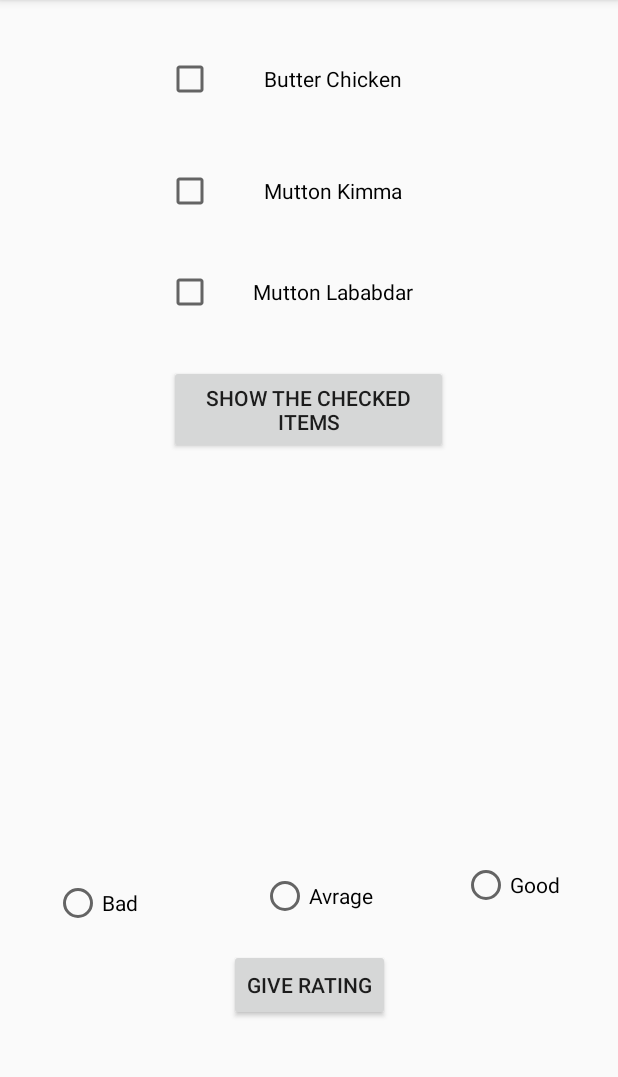
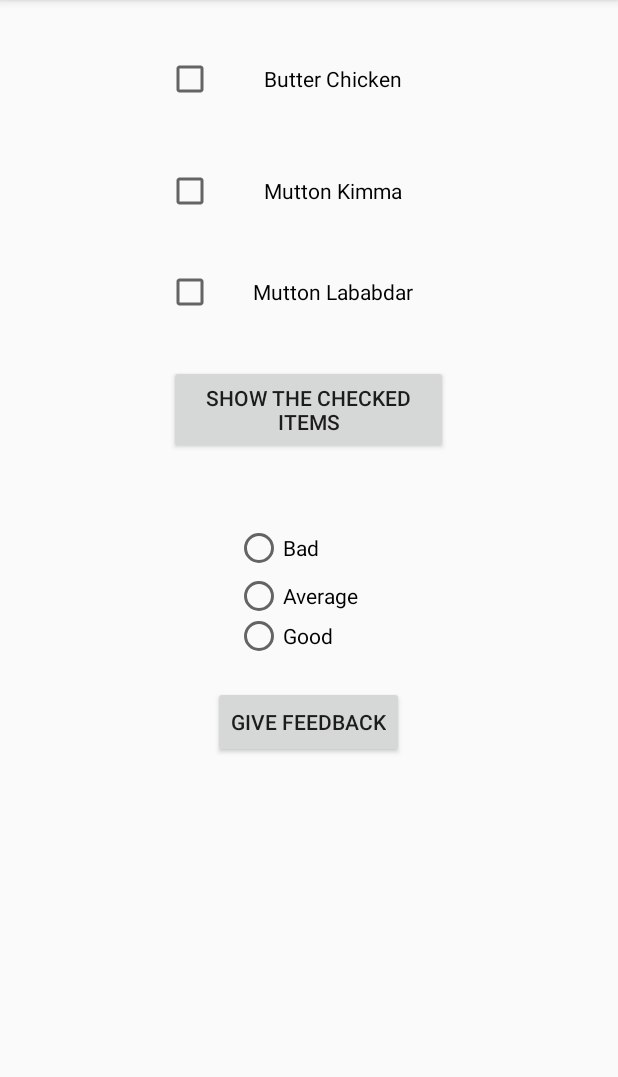
Before and after one commit to Abhisekh-18/Testing_App, an Android app: the checkbox screen opened directly, with no data from a screen before it, on a phone screen of 412 x 824 dp, the part 84-1161 px from its top. Run offline under Robolectric (Android 15) with nearby library versions, the phone set to English and light mode, and no system bars.

Commit message:
Ordering items

```diff
--- a/app/src/main/java/com/example/testing/checkbox.java
+++ b/app/src/main/java/com/example/testing/checkbox.java
@@ -18,9 +18,9 @@ RadioButton r1,r2,r3;
         c1=findViewById(R.id.checkBox2);
         c2=findViewById(R.id.checkBox3);
         c3=findViewById(R.id.checkBox4);
-        r1=findViewById(R.id.radioButton);
-        r2=findViewById(R.id.radioButton2);
-        r3=findViewById(R.id.radioButton3);
+        r1=findViewById(R.id.r1);
+        r2=findViewById(R.id.r2);
+        r3=findViewById(R.id.r3);
     }
 
     public void show_checked(View view) {
@@ -47,6 +47,19 @@ RadioButton r1,r2,r3;
     }
 
     public void rating(View view) {
-
+       StringBuilder msg1=new StringBuilder();
+        if(r1.isChecked())
+        {
+            msg1.append("\n The food quality is : Bad ");
+        }
+        if(r2.isChecked())
+        {
+            msg1.append("\n The food quality is : Average ");
+        }
+        if(r3.isChecked())
+        {
+            msg1.append("\n The food quality is : Good ");
+        }
+        Toast.makeText(this,msg1,Toast.LENGTH_LONG).show();
     }
-}
+    }
--- a/app/src/main/res/layout/activity_checkbox.xml
+++ b/app/src/main/res/layout/activity_checkbox.xml
@@ -4,6 +4,7 @@
     xmlns:tools="http://schemas.android.com/tools"
     android:layout_width="match_parent"
     android:layout_height="match_parent"
+    android:orientation="vertical"
     tools:context=".checkbox">
 
     <CheckBox
@@ -58,59 +59,54 @@
         app:layout_constraintTop_toBottomOf="@+id/checkBox4"
         app:layout_constraintVertical_bias="0.057" />
 
-    <RadioButton
-        android:id="@+id/radioButton"
-        android:layout_width="79dp"
-        android:layout_height="36dp"
-        android:text="Bad"
+    <RadioGroup
+        android:id="@+id/rg"
+        android:layout_width="222dp"
+        android:layout_height="85dp"
+        android:gravity="center"
         app:layout_constraintBottom_toBottomOf="parent"
         app:layout_constraintEnd_toEndOf="parent"
-        app:layout_constraintHorizontal_bias="0.108"
+        app:layout_constraintHorizontal_bias="0.497"
         app:layout_constraintStart_toStartOf="parent"
-        app:layout_constraintTop_toTopOf="parent"
-        app:layout_constraintVertical_bias="0.798" />
+        app:layout_constraintTop_toBottomOf="@+id/button17"
+        app:layout_constraintVertical_bias="0.122">
 
-    <RadioButton
-        android:id="@+id/radioButton2"
+        <RadioButton
+            android:layout_width="98dp"
+            android:layout_height="wrap_content"
+            android:id="@+id/r1"
+            android:text="Bad">
+
+        </RadioButton>
+
+        <RadioButton
+            android:layout_width="98dp"
+            android:layout_height="wrap_content"
+            android:id="@+id/r2"
+            android:text="Average">
+
+        </RadioButton>
+
+        <RadioButton
+            android:layout_width="98dp"
+            android:layout_height="wrap_content"
+            android:id="@+id/r3"
+            android:text="Good">
+
+        </RadioButton>
+    </RadioGroup>
+
+    <Button
+        android:id="@+id/button19"
         android:layout_width="wrap_content"
         android:layout_height="wrap_content"
-        android:text="Avrage"
-        app:layout_constraintBottom_toBottomOf="parent"
-        app:layout_constraintEnd_toStartOf="@+id/radioButton3"
-        app:layout_constraintStart_toEndOf="@+id/radioButton"
-        app:layout_constraintTop_toBottomOf="@+id/button17"
-        app:layout_constraintVertical_bias="0.643" />
-
-    <RadioButton
-        android:id="@+id/radioButton3"
-        android:layout_width="wrap_content"
-        android:layout_height="wrap_content"
-        android:layout_marginStart="285dp"
-        android:layout_marginLeft="285dp"
-        android:layout_marginTop="555dp"
-        android:layout_marginEnd="16dp"
-        android:layout_marginRight="16dp"
-        android:layout_marginBottom="144dp"
-        android:text="Good"
-        app:layout_constraintBottom_toBottomOf="parent"
-        app:layout_constraintEnd_toEndOf="parent"
-        app:layout_constraintStart_toStartOf="parent"
-        app:layout_constraintTop_toTopOf="parent" />
-
-    <Button
-        android:id="@+id/button18"
-        android:layout_width="wrap_content"
-        android:layout_height="wrap_content"
-        android:layout_marginStart="162dp"
-        android:layout_marginLeft="162dp"
-        android:layout_marginTop="614dp"
-        android:layout_marginEnd="161dp"
-        android:layout_marginRight="161dp"
-        android:layout_marginBottom="69dp"
-        android:text="Give Rating"
+        android:text="Give Feedback"
         android:onClick="rating"
         app:layout_constraintBottom_toBottomOf="parent"
-        app:layout_constraintEnd_toEndOf="parent"
-        app:layout_constraintStart_toStartOf="parent"
-        app:layout_constraintTop_toTopOf="parent" />
+        app:layout_constraintEnd_toEndOf="@+id/rg"
+        app:layout_constraintStart_toStartOf="@+id/rg"
+        app:layout_constraintTop_toBottomOf="@+id/rg"
+        app:layout_constraintVertical_bias="0.08" />
+
+
 </androidx.constraintlayout.widget.ConstraintLayout>
```
